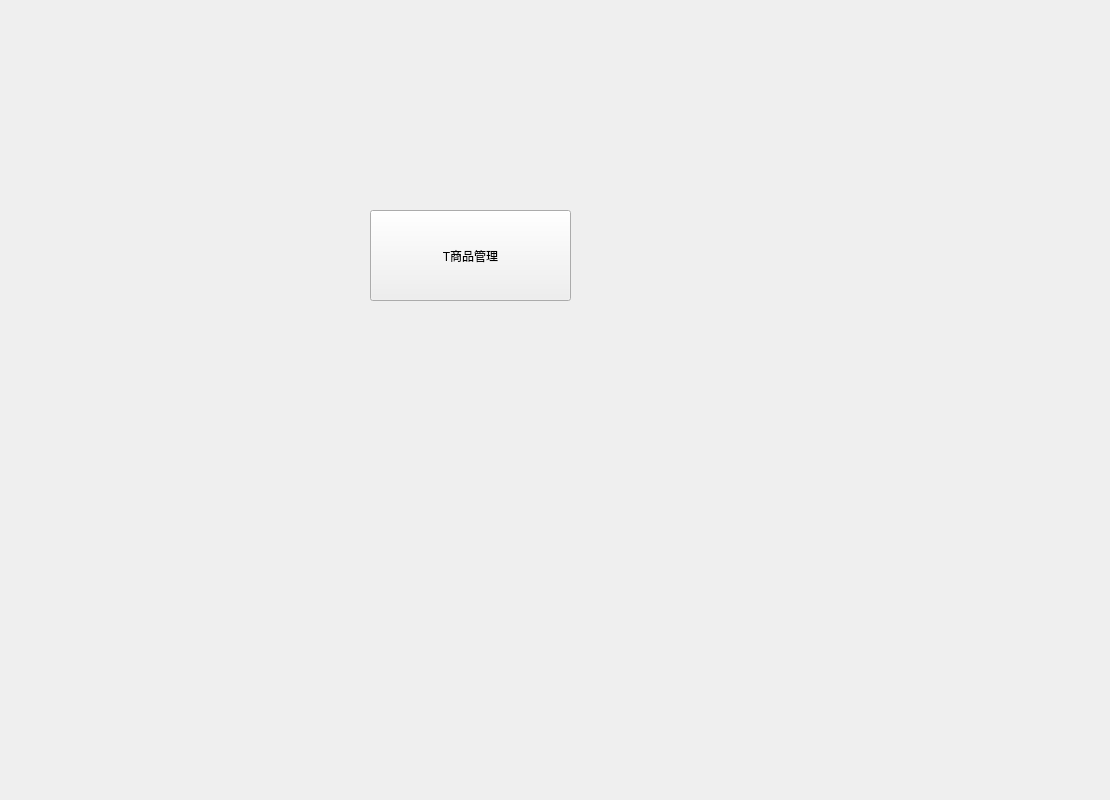
Qt form 2_qt/SneakerTraClient/subtrader/merchform.ui (IvanNotOnlyFAt/Sneaker) before a commit.
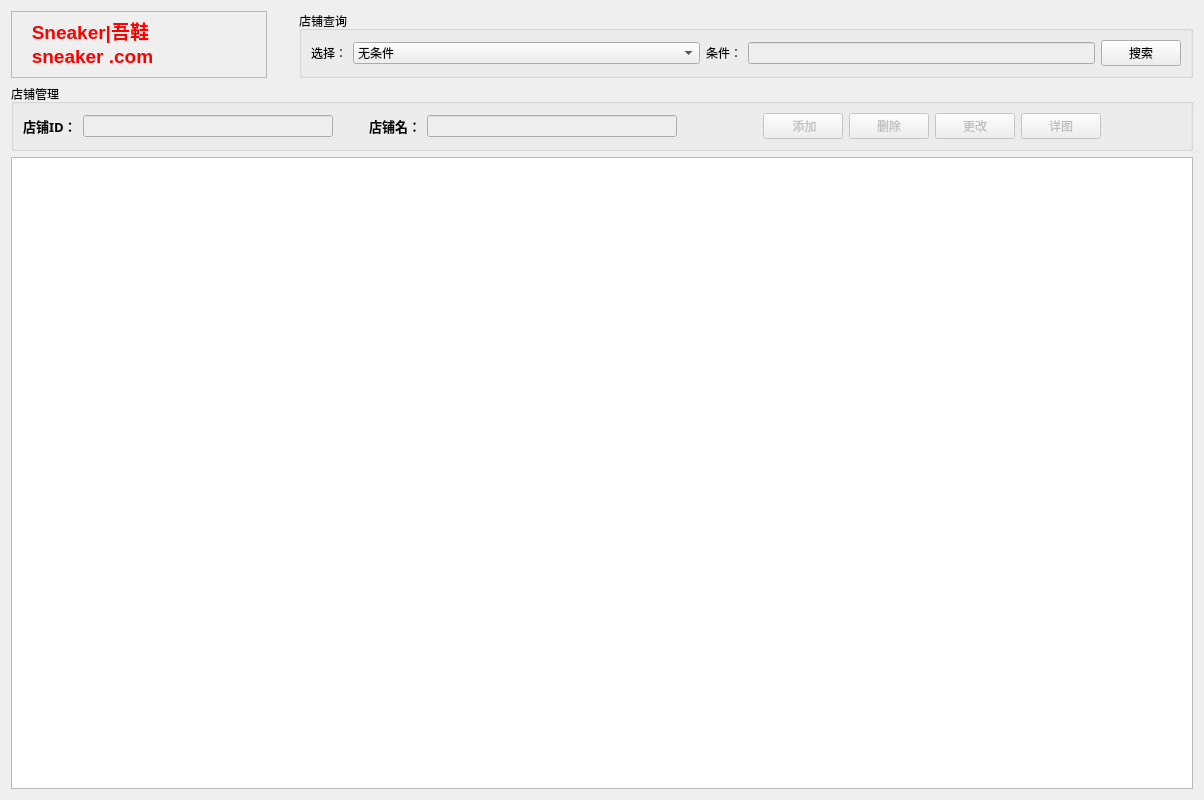
The same form after that commit.

```diff
--- a/2_qt/SneakerTraClient/subtrader/merchform.ui
+++ b/2_qt/SneakerTraClient/subtrader/merchform.ui
@@ -6,26 +6,360 @@
    <rect>
     <x>0</x>
     <y>0</y>
-    <width>1110</width>
+    <width>1204</width>
     <height>800</height>
    </rect>
   </property>
   <property name="windowTitle">
    <string>Form</string>
   </property>
-  <widget class="QPushButton" name="pushButton">
-   <property name="geometry">
-    <rect>
-     <x>370</x>
-     <y>210</y>
-     <width>201</width>
-     <height>91</height>
-    </rect>
-   </property>
-   <property name="text">
-    <string>T商品管理</string>
-   </property>
-  </widget>
+  <layout class="QGridLayout" name="gridLayout_4">
+   <item row="0" column="0">
+    <layout class="QGridLayout" name="gridLayout">
+     <item row="0" column="0">
+      <widget class="QTextBrowser" name="textBrowser">
+       <property name="enabled">
+        <bool>false</bool>
+       </property>
+       <property name="sizePolicy">
+        <sizepolicy hsizetype="Minimum" vsizetype="Ignored">
+         <horstretch>0</horstretch>
+         <verstretch>69</verstretch>
+        </sizepolicy>
+       </property>
+       <property name="html">
+        <string>&lt;!DOCTYPE HTML PUBLIC &quot;-//W3C//DTD HTML 4.0//EN&quot; &quot;http://www.w3.org/TR/REC-html40/strict.dtd&quot;&gt;
+&lt;html&gt;&lt;head&gt;&lt;meta name=&quot;qrichtext&quot; content=&quot;1&quot; /&gt;&lt;style type=&quot;text/css&quot;&gt;
+p, li { white-space: pre-wrap; }
+&lt;/style&gt;&lt;/head&gt;&lt;body style=&quot; font-family:'SimSun'; font-size:9pt; font-weight:400; font-style:normal;&quot;&gt;
+&lt;p style=&quot; margin-top:0px; margin-bottom:0px; margin-left:0px; margin-right:0px; -qt-block-indent:0; text-indent:0px;&quot;&gt;&lt;span style=&quot; font-size:14pt; font-weight:600; color:#ff0000;&quot;&gt;   Sneaker|吾鞋&lt;/span&gt;&lt;/p&gt;
+&lt;p style=&quot; margin-top:0px; margin-bottom:0px; margin-left:0px; margin-right:0px; -qt-block-indent:0; text-indent:0px;&quot;&gt;&lt;span style=&quot; font-size:14pt; font-weight:600; color:#ff0000;&quot;&gt;   sneaker .com&lt;/span&gt;&lt;/p&gt;&lt;/body&gt;&lt;/html&gt;</string>
+       </property>
+      </widget>
+     </item>
+     <item row="0" column="1">
+      <spacer name="verticalSpacer">
+       <property name="orientation">
+        <enum>Qt::Vertical</enum>
+       </property>
+       <property name="sizeType">
+        <enum>QSizePolicy::Minimum</enum>
+       </property>
+       <property name="sizeHint" stdset="0">
+        <size>
+         <width>20</width>
+         <height>58</height>
+        </size>
+       </property>
+      </spacer>
+     </item>
+     <item row="0" column="2">
+      <widget class="QGroupBox" name="groupBox">
+       <property name="enabled">
+        <bool>true</bool>
+       </property>
+       <property name="sizePolicy">
+        <sizepolicy hsizetype="Ignored" vsizetype="Maximum">
+         <horstretch>0</horstretch>
+         <verstretch>0</verstretch>
+        </sizepolicy>
+       </property>
+       <property name="title">
+        <string>店铺查询</string>
+       </property>
+       <layout class="QGridLayout" name="gridLayout_3">
+        <item row="0" column="0">
+         <layout class="QHBoxLayout" name="horizontalLayout_2">
+          <item>
+           <widget class="QLabel" name="label">
+            <property name="contextMenuPolicy">
+             <enum>Qt::NoContextMenu</enum>
+            </property>
+            <property name="text">
+             <string>选择：</string>
+            </property>
+           </widget>
+          </item>
+          <item>
+           <widget class="QComboBox" name="cb_condition">
+            <property name="enabled">
+             <bool>true</bool>
+            </property>
+            <property name="sizePolicy">
+             <sizepolicy hsizetype="Expanding" vsizetype="Fixed">
+              <horstretch>0</horstretch>
+              <verstretch>0</verstretch>
+             </sizepolicy>
+            </property>
+            <item>
+             <property name="text">
+              <string>无条件</string>
+             </property>
+            </item>
+            <item>
+             <property name="text">
+              <string>商品号</string>
+             </property>
+            </item>
+            <item>
+             <property name="text">
+              <string>商品名</string>
+             </property>
+            </item>
+           </widget>
+          </item>
+          <item>
+           <widget class="QLabel" name="label_6">
+            <property name="text">
+             <string>条件：</string>
+            </property>
+           </widget>
+          </item>
+          <item>
+           <widget class="QLineEdit" name="le_condition">
+            <property name="enabled">
+             <bool>false</bool>
+            </property>
+            <property name="clearButtonEnabled">
+             <bool>true</bool>
+            </property>
+           </widget>
+          </item>
+          <item>
+           <widget class="QPushButton" name="pb_search">
+            <property name="sizePolicy">
+             <sizepolicy hsizetype="Fixed" vsizetype="Fixed">
+              <horstretch>0</horstretch>
+              <verstretch>0</verstretch>
+             </sizepolicy>
+            </property>
+            <property name="text">
+             <string>搜索</string>
+            </property>
+           </widget>
+          </item>
+         </layout>
+        </item>
+       </layout>
+      </widget>
+     </item>
+     <item row="1" column="0" colspan="3">
+      <widget class="QGroupBox" name="groupBox_3">
+       <property name="title">
+        <string>店铺管理</string>
+       </property>
+       <layout class="QGridLayout" name="gridLayout_2">
+        <item row="0" column="0">
+         <layout class="QHBoxLayout" name="horizontalLayout">
+          <item>
+           <widget class="QLabel" name="label_2">
+            <property name="font">
+             <font>
+              <family>Adobe Devanagari</family>
+              <pointsize>10</pointsize>
+              <weight>75</weight>
+              <bold>true</bold>
+             </font>
+            </property>
+            <property name="contextMenuPolicy">
+             <enum>Qt::NoContextMenu</enum>
+            </property>
+            <property name="text">
+             <string>店铺ID：</string>
+            </property>
+           </widget>
+          </item>
+          <item>
+           <widget class="QLineEdit" name="le_storeid">
+            <property name="enabled">
+             <bool>false</bool>
+            </property>
+            <property name="sizePolicy">
+             <sizepolicy hsizetype="Minimum" vsizetype="Fixed">
+              <horstretch>0</horstretch>
+              <verstretch>0</verstretch>
+             </sizepolicy>
+            </property>
+            <property name="minimumSize">
+             <size>
+              <width>250</width>
+              <height>0</height>
+             </size>
+            </property>
+            <property name="alignment">
+             <set>Qt::AlignCenter</set>
+            </property>
+           </widget>
+          </item>
+          <item>
+           <spacer name="horizontalSpacer">
+            <property name="orientation">
+             <enum>Qt::Horizontal</enum>
+            </property>
+            <property name="sizeType">
+             <enum>QSizePolicy::Preferred</enum>
+            </property>
+            <property name="sizeHint" stdset="0">
+             <size>
+              <width>30</width>
+              <height>20</height>
+             </size>
+            </property>
+           </spacer>
+          </item>
+          <item>
+           <widget class="QLabel" name="label_3">
+            <property name="sizePolicy">
+             <sizepolicy hsizetype="Minimum" vsizetype="Preferred">
+              <horstretch>0</horstretch>
+              <verstretch>0</verstretch>
+             </sizepolicy>
+            </property>
+            <property name="font">
+             <font>
+              <family>Adobe Devanagari</family>
+              <pointsize>10</pointsize>
+              <weight>75</weight>
+              <bold>true</bold>
+             </font>
+            </property>
+            <property name="contextMenuPolicy">
+             <enum>Qt::NoContextMenu</enum>
+            </property>
+            <property name="text">
+             <string>店铺名：</string>
+            </property>
+           </widget>
+          </item>
+          <item>
+           <widget class="QLineEdit" name="le_storename">
+            <property name="enabled">
+             <bool>false</bool>
+            </property>
+            <property name="sizePolicy">
+             <sizepolicy hsizetype="Preferred" vsizetype="Fixed">
+              <horstretch>0</horstretch>
+              <verstretch>0</verstretch>
+             </sizepolicy>
+            </property>
+            <property name="minimumSize">
+             <size>
+              <width>250</width>
+              <height>0</height>
+             </size>
+            </property>
+            <property name="alignment">
+             <set>Qt::AlignCenter</set>
+            </property>
+           </widget>
+          </item>
+          <item>
+           <spacer name="horizontalSpacer_2">
+            <property name="orientation">
+             <enum>Qt::Horizontal</enum>
+            </property>
+            <property name="sizeType">
+             <enum>QSizePolicy::MinimumExpanding</enum>
+            </property>
+            <property name="sizeHint" stdset="0">
+             <size>
+              <width>40</width>
+              <height>20</height>
+             </size>
+            </property>
+           </spacer>
+          </item>
+          <item>
+           <widget class="QPushButton" name="pb_addmerch">
+            <property name="enabled">
+             <bool>false</bool>
+            </property>
+            <property name="maximumSize">
+             <size>
+              <width>90</width>
+              <height>16777215</height>
+             </size>
+            </property>
+            <property name="text">
+             <string> 添加</string>
+            </property>
+           </widget>
+          </item>
+          <item>
+           <widget class="QPushButton" name="pb_deletemerch">
+            <property name="enabled">
+             <bool>false</bool>
+            </property>
+            <property name="maximumSize">
+             <size>
+              <width>90</width>
+              <height>16777215</height>
+             </size>
+            </property>
+            <property name="text">
+             <string>删除</string>
+            </property>
+           </widget>
+          </item>
+          <item>
+           <widget class="QPushButton" name="pb_modifymerch">
+            <property name="enabled">
+             <bool>false</bool>
+            </property>
+            <property name="maximumSize">
+             <size>
+              <width>90</width>
+              <height>16777215</height>
+             </size>
+            </property>
+            <property name="text">
+             <string>更改</string>
+            </property>
+           </widget>
+          </item>
+          <item>
+           <widget class="QPushButton" name="pb_photo">
+            <property name="enabled">
+             <bool>false</bool>
+            </property>
+            <property name="maximumSize">
+             <size>
+              <width>90</width>
+              <height>16777215</height>
+             </size>
+            </property>
+            <property name="text">
+             <string>详图</string>
+            </property>
+           </widget>
+          </item>
+          <item>
+           <spacer name="horizontalSpacer_3">
+            <property name="orientation">
+             <enum>Qt::Horizontal</enum>
+            </property>
+            <property name="sizeType">
+             <enum>QSizePolicy::MinimumExpanding</enum>
+            </property>
+            <property name="sizeHint" stdset="0">
+             <size>
+              <width>40</width>
+              <height>20</height>
+             </size>
+            </property>
+           </spacer>
+          </item>
+         </layout>
+        </item>
+       </layout>
+      </widget>
+     </item>
+     <item row="2" column="0" colspan="3">
+      <widget class="QListWidget" name="listWidget"/>
+     </item>
+    </layout>
+   </item>
+  </layout>
  </widget>
  <resources/>
  <connections/>
```
